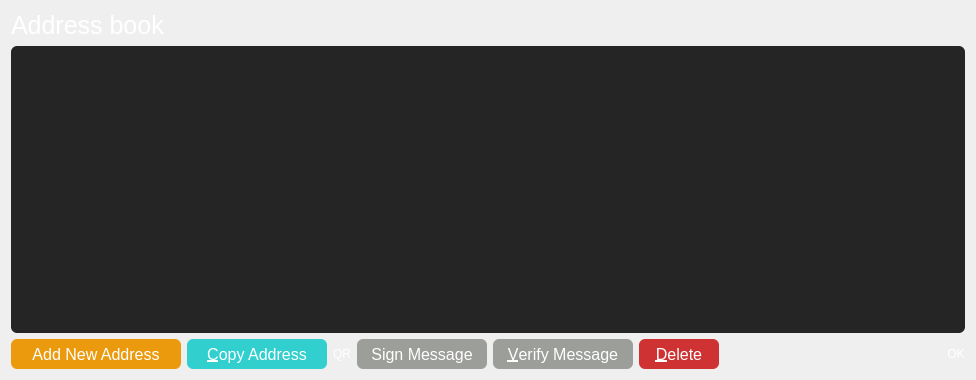
Old version of the form src/qt/forms/addressbookpage.ui in the repository NoLimitCoin/NoLimitCoin-Core.
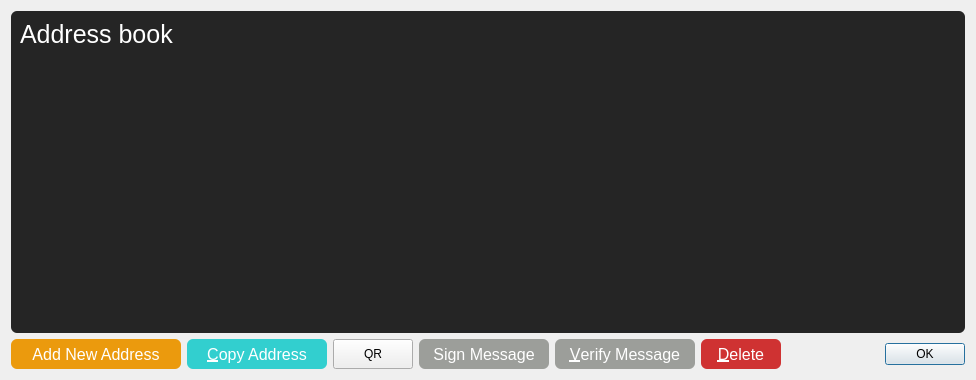
New version of the form. Icons and pictures are not drawn.

Commit message: fixed addressbook and receive coins layout

```diff
--- a/src/qt/forms/addressbookpage.ui
+++ b/src/qt/forms/addressbookpage.ui
@@ -15,10 +15,18 @@
   </property>
   <property name="styleSheet">
    <string notr="true">color: white;
-border-radius: 6px;</string>
+QTableView {background-color: transparent;}</string>
   </property>
   <layout class="QVBoxLayout" name="verticalLayout">
    <item>
+    <widget class="QWidget" name="widget" native="true">
+     <property name="styleSheet">
+      <string notr="true">color: white;
+border-radius: 6px;
+background-color: #252525;</string>
+     </property>
+     <layout class="QVBoxLayout" name="verticalLayout_2">
+      <item>
     <widget class="QLabel" name="labelExplanation">
      <property name="styleSheet">
       <string notr="true">font-size: 25px;</string>
@@ -44,8 +52,7 @@
      </property>
      <property name="styleSheet">
       <string notr="true">color: white;
-border-radius: 6px;
-background-color: #252525;</string>
+background-color: transparent;</string>
      </property>
      <property name="tabKeyNavigation">
       <bool>false</bool>
@@ -65,6 +72,9 @@
      <attribute name="verticalHeaderVisible">
       <bool>false</bool>
      </attribute>
+       </widget>
+      </item>
+     </layout>
     </widget>
    </item>
    <item>
```
Lines whose indentation alone changed are shown as unchanged. The commit also changes 1 other file.
